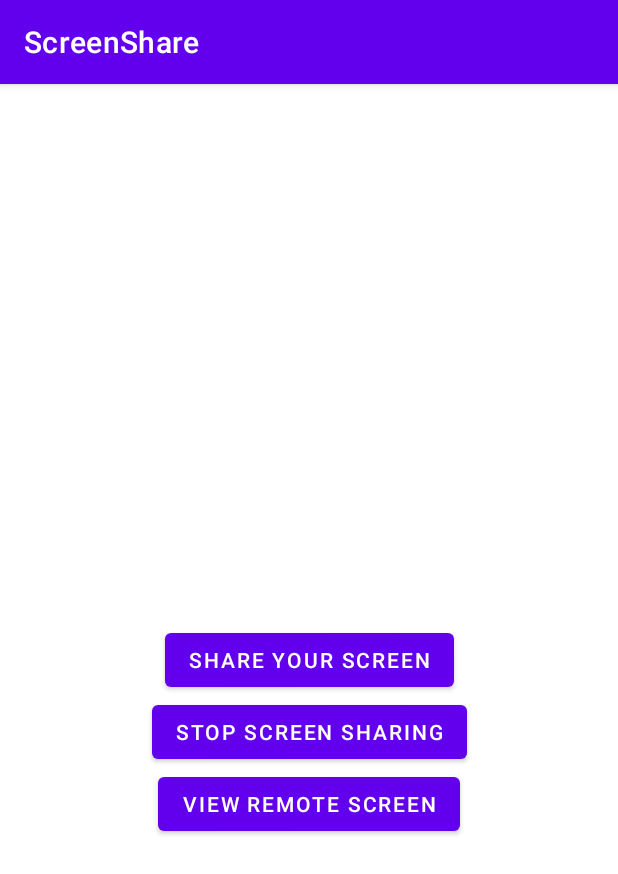
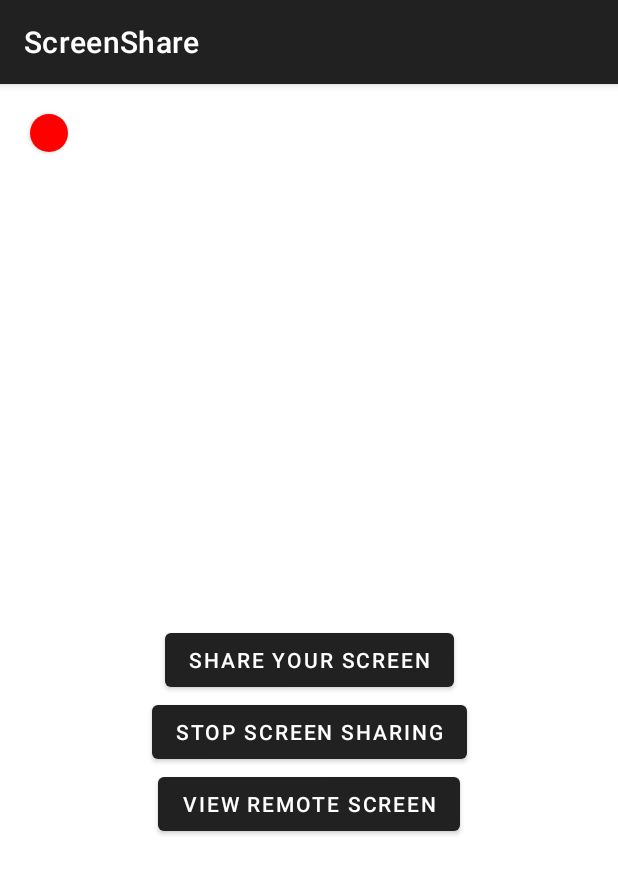
Before and after one commit to kabeersohail/ScreenShare, an Android app: the screen it shows after launch (MainActivity), on a phone screen of 412 x 824 dp. Shown: the top 874 px of the screen. Run offline under Robolectric (Android 15) with nearby library versions, the phone set to English and light mode, and no system bars; our stand-ins replace data binding; libraries missing offline, so code that uses them is left out: com.twilio, com.twilio.video; 2 statements that could not run were skipped.

Commit message:
don't know

```diff
--- a/app/src/main/java/com/example/screenshare/MainActivity.kt
+++ b/app/src/main/java/com/example/screenshare/MainActivity.kt
@@ -16,13 +16,4 @@ class MainActivity : AppCompatActivity() {
         binding = DataBindingUtil.setContentView(this, R.layout.activity_main   )
     }
 
-    override fun onKeyDown(keyCode: Int, event: KeyEvent?): Boolean {
-        return if(keyCode == KeyEvent.KEYCODE_VOLUME_DOWN || keyCode == KeyEvent.KEYCODE_VOLUME_UP){
-            Toast.makeText(this, "Clicked", Toast.LENGTH_SHORT).show()
-            true
-        } else {
-            super.onKeyDown(keyCode, event)
-        }
-    }
-
 }
--- a/app/src/main/java/com/example/screenshare/fragments/LaunchFragment.kt
+++ b/app/src/main/java/com/example/screenshare/fragments/LaunchFragment.kt
@@ -5,6 +5,7 @@ import android.app.Activity
 import android.app.Service
 import android.content.Context
 import android.graphics.Point
+import android.graphics.drawable.Drawable
 import android.media.projection.MediaProjectionManager
 import android.os.Build
 import android.os.Bundle
@@ -99,6 +100,10 @@ class LaunchFragment : Fragment() {
         super.onViewCreated(view, savedInstanceState)
 
         screenCaptureManager = ScreenCaptureManager(requireContext())
+
+        binding.status.setOnClickListener {
+            binding.status.background = requireContext().getDrawable(R.drawable.circle_shape_green)
+        }
 
         binding.shareScreen.setOnClickListener {
 
--- /dev/null
+++ b/app/src/main/res/drawable/circle_shape_green.xml
@@ -0,0 +1,13 @@
+<?xml version="1.0" encoding="utf-8"?>
+<selector xmlns:android="http://schemas.android.com/apk/res/android">
+    <item android:state_pressed="false">
+        <shape android:shape="oval">
+            <solid android:color="#1F9933"/>
+        </shape>
+    </item>
+    <item android:state_pressed="true">
+        <shape android:shape="oval">
+            <solid android:color="#1F9933"/>
+        </shape>
+    </item>
+</selector>
--- /dev/null
+++ b/app/src/main/res/drawable/circle_shape_red.xml
@@ -0,0 +1,13 @@
+<?xml version="1.0" encoding="utf-8"?>
+<selector xmlns:android="http://schemas.android.com/apk/res/android">
+    <item android:state_pressed="false">
+        <shape android:shape="oval">
+            <solid android:color="#FF0000"/>
+        </shape>
+    </item>
+    <item android:state_pressed="true">
+        <shape android:shape="oval">
+            <solid android:color="#FF0000"/>
+        </shape>
+    </item>
+</selector>
--- a/app/src/main/res/layout/fragment_launch.xml
+++ b/app/src/main/res/layout/fragment_launch.xml
@@ -5,6 +5,15 @@
     <androidx.constraintlayout.widget.ConstraintLayout
         android:layout_width="match_parent"
         android:layout_height="match_parent">
+
+        <android.widget.Button
+            android:id="@+id/status"
+            app:layout_constraintStart_toStartOf="parent"
+            app:layout_constraintTop_toTopOf="parent"
+            android:layout_margin="20dp"
+            android:background="@drawable/circle_shape_red"
+            android:layout_width="25dp"
+            android:layout_height="25dp"/>
 
         <com.google.android.material.button.MaterialButton
             android:id="@+id/share_screen"
--- a/app/src/main/res/values/themes.xml
+++ b/app/src/main/res/values/themes.xml
@@ -2,8 +2,6 @@
     <!-- Base application theme. -->
     <style name="Theme.ScreenShare" parent="Theme.MaterialComponents.DayNight.DarkActionBar">
         <!-- Primary brand color. -->
-        <item name="colorPrimary">@color/purple_500</item>
-        <item name="colorPrimaryVariant">@color/purple_700</item>
         <item name="colorOnPrimary">@color/white</item>
         <!-- Secondary brand color. -->
         <item name="colorSecondary">@color/teal_200</item>
```
